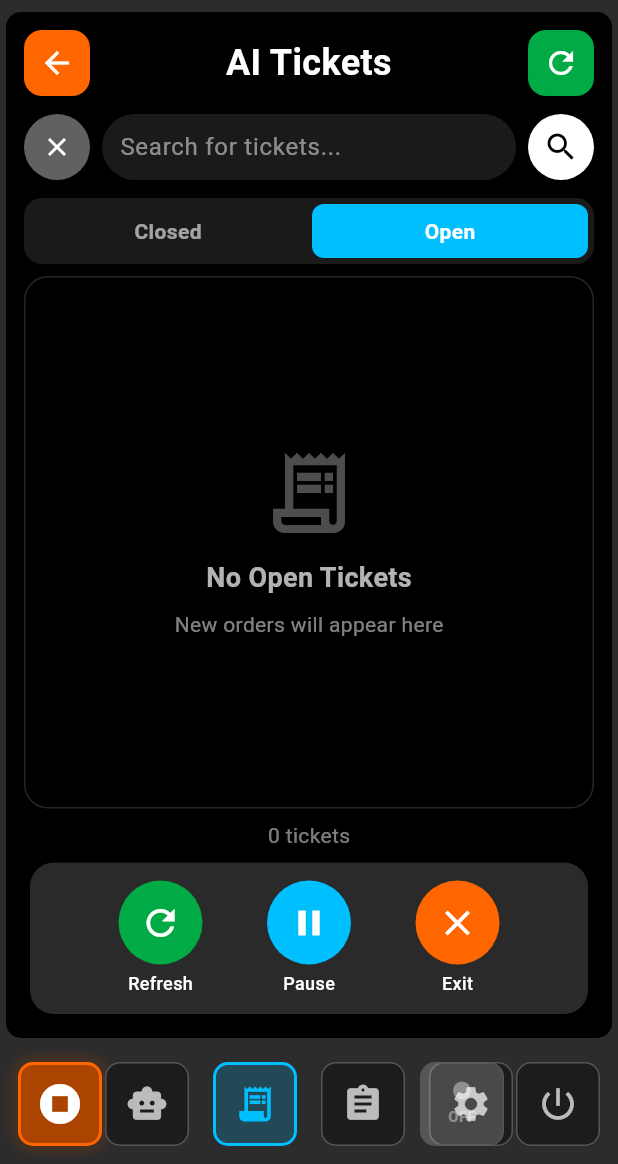
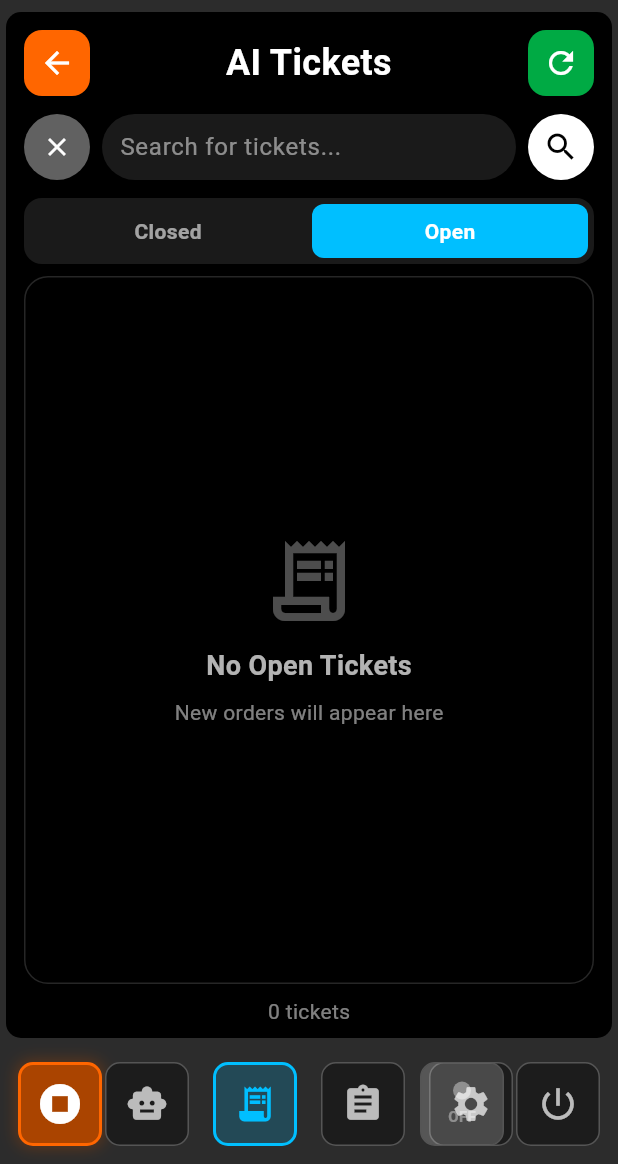
Before and after one commit to DreamCloudClub/millie_ai, a Flutter app: the screen it shows after launch, item 3 of the bottom bar chosen, after a tap on the "refresh" icon, after a tap on the "close" icon, on a phone screen of 412 x 824 dp, the part 72-1236 px from its top. Run offline on Flutter 3.47's test engine with Material 3 defaults, Android fonts, the phone set to English and light mode, and no system bars; our stand-ins replace flutter_dotenv, just_audio, shelf, wakelock_plus; missing offline and left inert: flutter_webrtc, porcupine_flutter, record, screen_brightness; network calls fail.

Commit message:
Remove bottom control bar from Tickets page

```diff
--- a/lib/pages/tickets_page.dart
+++ b/lib/pages/tickets_page.dart
@@ -998,53 +998,6 @@ class TicketsPageState extends State<TicketsPage> with AutomaticKeepAliveClientM
                 ),
               ),
             ),
-
-            // Bottom control bar
-            Container(
-              margin: const EdgeInsets.only(
-                left: AppSpacing.lg,
-                right: AppSpacing.lg,
-                bottom: AppSpacing.lg,
-              ),
-              padding: const EdgeInsets.symmetric(
-                horizontal: AppSpacing.lg,
-                vertical: AppSpacing.md,
-              ),
-              decoration: BoxDecoration(
-                color: const Color(0xFF2A2A2A),
-                borderRadius: BorderRadius.circular(16),
-                boxShadow: [
-                  BoxShadow(
-                    color: Colors.black.withOpacity(0.4),
-                    blurRadius: 20,
-                    offset: const Offset(0, 4),
-                  ),
-                ],
-              ),
-              child: Row(
-                mainAxisAlignment: MainAxisAlignment.spaceEvenly,
-                children: [
-                  _buildControlButton(
-                    icon: Icons.refresh,
-                    label: 'Refresh',
-                    onTap: widget.onRefresh ?? () {},
-                    color: AppColors.success,
-                  ),
-                  _buildControlButton(
-                    icon: Icons.pause,
-                    label: 'Pause',
-                    onTap: widget.onPause ?? () {},
-                    color: AppColors.accent,
-                  ),
-                  _buildControlButton(
-                    icon: Icons.close,
-                    label: 'Exit',
-                    onTap: widget.onExit ?? widget.onBack,
-                    color: AppColors.dangerBright,
-                  ),
-                ],
-              ),
-            ),
           ],
         ),
       ),
```
